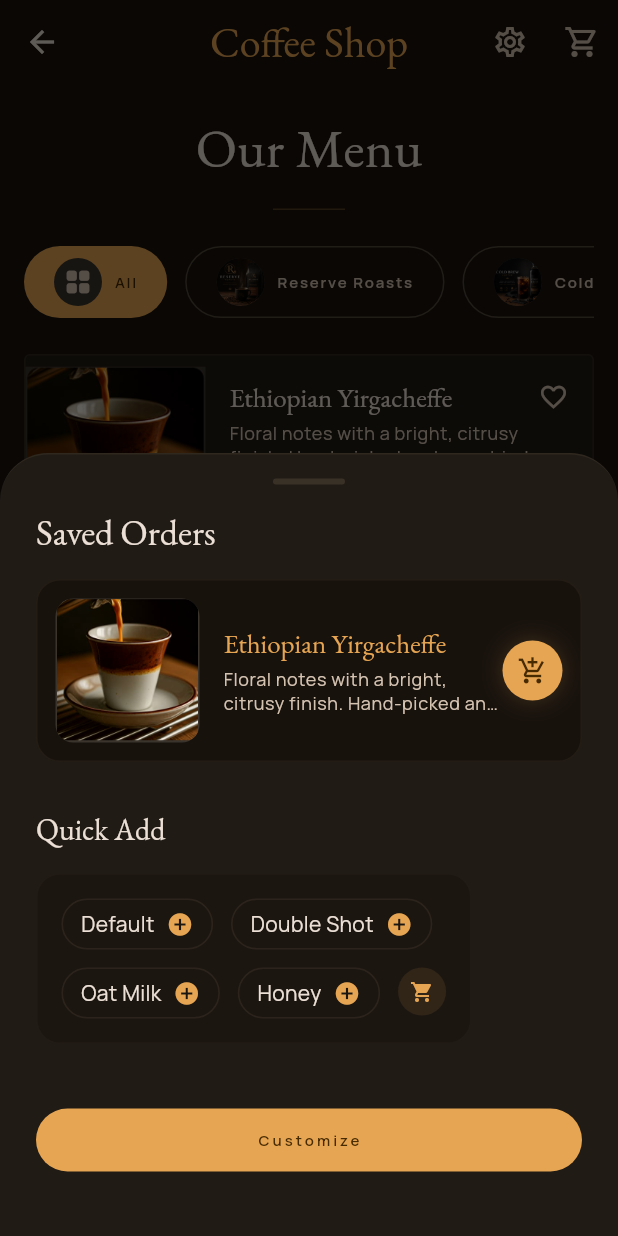
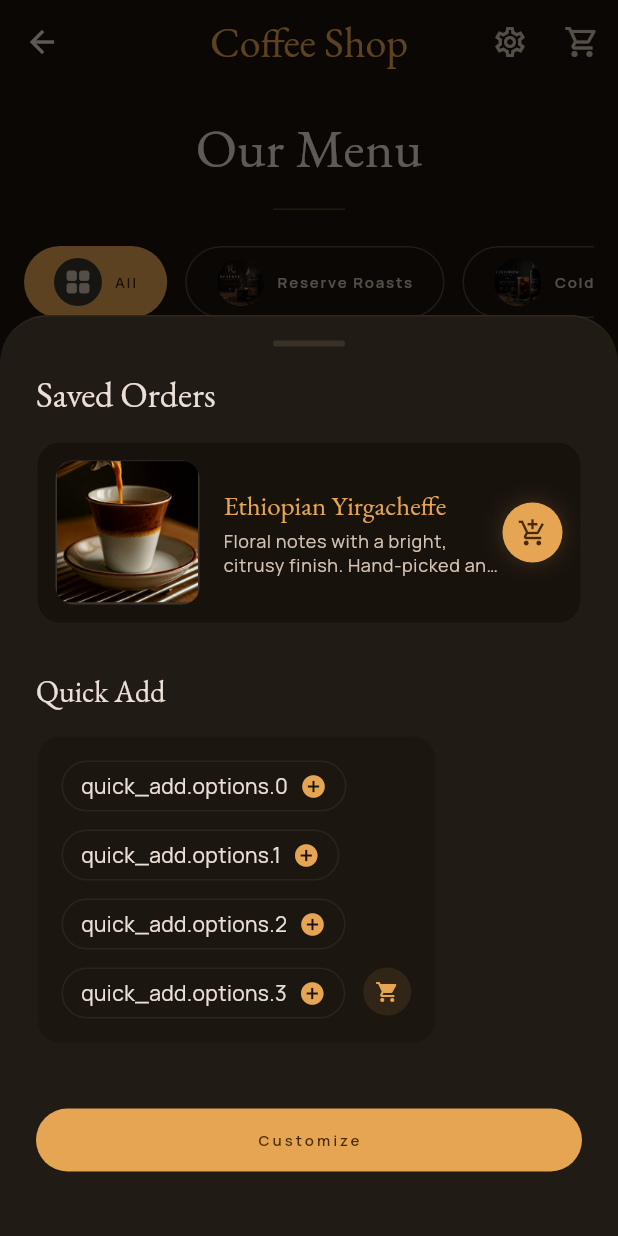
Before and after one commit to helkayal/coffeeshop_app, a Flutter app: the MainShell screen opened by its route, item 2 of the bottom bar chosen, after a tap on the "add shopping cart" icon, on a phone screen of 412 x 824 dp. Run offline on Flutter 3.47's test engine with Material 3 defaults, Android fonts, the light colour scheme and no system bars; our stand-ins replace dio, easy_localization, equatable, flutter_bloc, get_it, google_fonts and 1 more; accounts and stored records are empty; network calls fail.

Commit message:
refactor and improvement

```diff
--- a/lib/core/theme/app_design_constants.dart
+++ b/lib/core/theme/app_design_constants.dart
@@ -1,6 +1,4 @@
 import 'package:flutter/material.dart';
-
-import 'app_colors.dart';
 
 class AppDesignConstants {
   // Spacing
@@ -18,10 +16,10 @@ class AppDesignConstants {
   static final BorderRadius radiusXl = BorderRadius.circular(borderRadiusXl);
   static final BorderRadius radius2xl = BorderRadius.circular(borderRadius2xl);
 
-  // Elevation / Shadows
+  // Elevation / Shadows — use 10% black, theme-neutral
   static final List<BoxShadow> softShadow = [
     BoxShadow(
-      color: AppColors.lightShadow,
+      color: const Color(0x1A000000),
       offset: const Offset(0, 2),
       blurRadius: 16,
     ),
--- a/lib/core/widgets/quick_add_overlay.dart
+++ b/lib/core/widgets/quick_add_overlay.dart
@@ -70,7 +70,7 @@ class QuickAddOverlay extends StatelessWidget {
               const SizedBox(height: 32),
               Text('quick_add.quick_add'.tr(), style: tt.headlineMedium?.copyWith(fontSize: 20, color: cs.onSurface)),
               const SizedBox(height: 16),
-              const QuickAddOptions(options: ['Default', 'Double Shot', 'Oat Milk', 'Honey']),
+              QuickAddOptions(options: List.generate(4, (i) => 'quick_add.options.$i'.tr())),
               const SizedBox(height: 40),
               SizedBox(
                 width: double.infinity,
--- a/lib/features/auth/presentation/widgets/profile_picture_widget.dart
+++ b/lib/features/auth/presentation/widgets/profile_picture_widget.dart
@@ -16,6 +16,7 @@ class ProfilePictureWidget extends StatelessWidget {
               ? 'assets/images/female_placeholder.png'
               : 'assets/images/male_placeholder.png',
           width: 120,
+          errorBuilder: (_, _, _) => const Icon(Icons.person, size: 60),
         ),
         Positioned(
           bottom: 0,
--- a/lib/features/checkout/presentation/screens/payment_screen.dart
+++ b/lib/features/checkout/presentation/screens/payment_screen.dart
@@ -1,6 +1,8 @@
 import 'package:flutter/material.dart';
+import 'package:flutter_bloc/flutter_bloc.dart';
 import 'package:easy_localization/easy_localization.dart';
 
+import '../../../../features/home/presentation/cubit/home_cubit.dart';
 import '../widgets/credit_card_sheet.dart';
 import '../widgets/payment_option.dart';
 import '../widgets/payment_order_summary.dart';
@@ -77,7 +79,7 @@ class _PaymentScreenState extends State<PaymentScreen> {
         child: SizedBox(
           width: double.infinity,
           child: FilledButton.icon(
-            onPressed: () {},
+            onPressed: () => context.read<HomeCubit>().selectTab(0),
             icon: const Icon(Icons.check_circle, size: 20),
             label: Text('checkout.confirm_order'.tr()),
             style: FilledButton.styleFrom(padding: const EdgeInsets.symmetric(vertical: 16)),
--- a/lib/features/customization/presentation/screens/customization_screen.dart
+++ b/lib/features/customization/presentation/screens/customization_screen.dart
@@ -32,9 +32,9 @@ class CustomizationScreen extends StatelessWidget {
                 ],
               ),
               const SizedBox(height: 48),
-              SliderSection(title: 'customization.sweetness'.tr(), steps: 5, labels: const ['None', 'Light', 'Standard', 'Extra', 'Heavy'], initial: 2),
+              SliderSection(title: 'customization.sweetness'.tr(), steps: 5, labels: List.generate(5, (i) => 'customization.sweetness_labels.$i'.tr()), initial: 2),
               const SizedBox(height: 48),
-              SliderSection(title: 'customization.espresso_intensity'.tr(), steps: 4, labels: const ['Single', 'Double', 'Triple', 'Quad'], initial: 1),
+              SliderSection(title: 'customization.espresso_intensity'.tr(), steps: 4, labels: List.generate(4, (i) => 'customization.intensity_labels.$i'.tr()), initial: 1),
               const SizedBox(height: 48),
               _buildAdditions(tt),
             ]),
--- a/lib/features/home/presentation/screens/main_shell.dart
+++ b/lib/features/home/presentation/screens/main_shell.dart
@@ -40,6 +40,7 @@ class MainShell extends StatelessWidget {
     return BlocProvider(
       create: (_) => sl<MenuCubit>(),
       child: BlocBuilder<HomeCubit, HomeState>(
+        buildWhen: (prev, curr) => prev.tabIndex != curr.tabIndex || prev.hasSecondary != curr.hasSecondary,
         builder: (context, state) {
           return Scaffold(
             body: SafeArea(
--- a/lib/features/home/presentation/widgets/featured_item_card.dart
+++ b/lib/features/home/presentation/widgets/featured_item_card.dart
@@ -30,78 +30,47 @@ class FeaturedItemCard extends StatelessWidget {
         border: Border.all(color: cs.outlineVariant),
       ),
       clipBehavior: Clip.antiAlias,
-      child: Column(
-        crossAxisAlignment: CrossAxisAlignment.start,
-        children: [
-          ClipRRect(
-            borderRadius: BorderRadius.all(
-              Radius.circular(AppDesignConstants.borderRadius2xl),
-            ),
-            child: Padding(
-              padding: const EdgeInsets.symmetric(vertical: 5),
-              child: Center(
-                child: Image.asset(
-                  imagePath,
-                  height: MediaQuery.of(context).size.height * .25,
-                  fit: BoxFit.cover,
-                  errorBuilder: (_, _, _) =>
-                      Container(color: cs.surfaceContainerHighest),
+      child: Column(crossAxisAlignment: CrossAxisAlignment.start, children: [
+        _FeatureImage(imagePath: imagePath, color: cs.surfaceContainerHighest),
+        Expanded(
+          child: Padding(
+            padding: const EdgeInsets.symmetric(horizontal: 10),
+            child: Column(crossAxisAlignment: CrossAxisAlignment.start, children: [
+              Text(name, style: tt.displaySmall?.copyWith(fontSize: 20, fontWeight: FontWeight.w700, color: cs.onSurface)),
+              const SizedBox(height: 4),
+              Text(description, maxLines: 2, overflow: TextOverflow.ellipsis, style: tt.bodySmall?.copyWith(height: 1.625)),
+              const Spacer(),
+              Row(mainAxisAlignment: MainAxisAlignment.spaceBetween, children: [
+                Text(price, style: tt.bodyLarge?.copyWith(fontSize: 20, fontWeight: FontWeight.w700, color: cs.primary)),
+                ActionButton(
+                  icon: Icons.add_shopping_cart, isPrimary: true,
+                  onPressed: () => QuickAddOverlay.show(context, productName: name, productDescription: description, productImage: imagePath, price: price),
                 ),
-              ),
-            ),
+              ]),
+              const SizedBox(height: 5),
+            ]),
           ),
-          Expanded(
-            child: Padding(
-              padding: const EdgeInsets.symmetric(horizontal: 10),
-              child: Column(
-                crossAxisAlignment: CrossAxisAlignment.start,
-                children: [
-                  Text(
-                    name,
-                    style: tt.displaySmall?.copyWith(
-                      fontSize: 20,
-                      fontWeight: FontWeight.w700,
-                      color: cs.onSurface,
-                    ),
-                  ),
-                  const SizedBox(height: 4),
-                  Text(
-                    description,
-                    maxLines: 2,
-                    overflow: TextOverflow.ellipsis,
-                    style: tt.bodySmall?.copyWith(height: 1.625),
-                  ),
-                  const Spacer(),
-                  Row(
-                    mainAxisAlignment: MainAxisAlignment.spaceBetween,
-                    children: [
-                      Text(
-                        price,
-                        style: tt.bodyLarge?.copyWith(
-                          fontSize: 20,
-                          fontWeight: FontWeight.w700,
-                          color: cs.primary,
-                        ),
-                      ),
-                      ActionButton(
-                        icon: Icons.add_shopping_cart,
-                        isPrimary: true,
-                        onPressed: () => QuickAddOverlay.show(
-                          context,
-                          productName: name,
-                          productDescription: description,
-                          productImage: imagePath,
-                          price: price,
-                        ),
-                      ),
-                    ],
-                  ),
-                  const SizedBox(height: 5),
-                ],
-              ),
-            ),
-          ),
-        ],
+        ),
+      ]),
+    );
+  }
+}
+
+class _FeatureImage extends StatelessWidget {
+  final String imagePath;
+  final Color color;
+  const _FeatureImage({required this.imagePath, required this.color});
+
+  @override
+  Widget build(BuildContext context) {
+    return ClipRRect(
+      borderRadius: BorderRadius.all(Radius.circular(AppDesignConstants.borderRadius2xl)),
+      child: Padding(
+        padding: const EdgeInsets.symmetric(vertical: 5),
+        child: Center(
+          child: Image.asset(imagePath, height: MediaQuery.of(context).size.height * .25,
+              fit: BoxFit.cover, errorBuilder: (_, _, _) => Container(color: color)),
+        ),
       ),
     );
   }
--- a/lib/features/menu/presentation/cubit/menu_cubit.dart
+++ b/lib/features/menu/presentation/cubit/menu_cubit.dart
@@ -1,4 +1,5 @@
 import 'package:flutter_bloc/flutter_bloc.dart';
+import 'package:easy_localization/easy_localization.dart';
 
 import '../../domain/usecases/get_categories.dart';
 import '../../domain/usecases/get_products.dart';
@@ -30,7 +31,7 @@ class MenuCubit extends Cubit<MenuState> {
         (f) => f.message,
         (_) => '',
       );
-      emit(MenuError(message.isNotEmpty ? message : 'Failed to load menu'));
+      emit(MenuError(message.isNotEmpty ? message : tr('menu_screen.error_load')));
       return;
     }
 
--- a/lib/features/menu/presentation/screens/menu_screen.dart
+++ b/lib/features/menu/presentation/screens/menu_screen.dart
@@ -61,14 +61,11 @@ class _MenuScreenState extends State<MenuScreen> {
             onSelected: (id) => context.read<MenuCubit>().selectCategory(id),
           ),
           const SizedBox(height: 24),
-          ListView.separated(
-            shrinkWrap: true,
-            physics: const NeverScrollableScrollPhysics(),
-            itemCount: products.length,
-            separatorBuilder: (_, _) => const SizedBox(height: 16),
-            itemBuilder: (_, index) =>
-                ProductListItem(product: products[index]),
-          ),
+          for (final p in products)
+            Padding(
+              padding: const EdgeInsets.only(bottom: 16),
+              child: ProductListItem(product: p),
+            ),
           const SizedBox(height: 96),
         ],
       ),
--- a/lib/features/menu/presentation/widgets/category_chips.dart
+++ b/lib/features/menu/presentation/widgets/category_chips.dart
@@ -2,6 +2,7 @@ import 'package:flutter/material.dart';
 import 'package:easy_localization/easy_localization.dart';
 
 import '../../domain/entities/category.dart';
+import 'chip_item.dart';
 
 class CategoryChips extends StatelessWidget {
   final List<Category> categories;
@@ -17,9 +18,6 @@ class CategoryChips extends StatelessWidget {
 
   @override
   Widget build(BuildContext context) {
-    final cs = Theme.of(context).colorScheme;
-    final tt = Theme.of(context).textTheme;
-
     return SizedBox(
       height: 48,
       child: ListView.separated(
@@ -28,88 +26,22 @@ class CategoryChips extends StatelessWidget {
         separatorBuilder: (_, _) => const SizedBox(width: 12),
         itemBuilder: (_, index) {
           if (index == 0) {
-            return _buildChip(
-              context,
-              cs,
-              tt,
-              'menu_screen.all'.tr(),
-              null,
-              selectedId == null,
+            return ChipItem(
+              label: 'menu_screen.all'.tr(),
+              isSelected: selectedId == null,
               onTap: () => onSelected(null),
             );
           }
-
           final category = categories[index - 1];
           final isSelected = category.id == selectedId;
-          return _buildChip(
-            context,
-            cs,
-            tt,
-            category.name,
-            category.imagePath,
-            isSelected,
+          return ChipItem(
+            label: category.name,
+            imagePath: category.imagePath,
+            isSelected: isSelected,
             onTap: () => onSelected(isSelected ? null : category.id),
           );
         },
       ),
     );
   }
-
-  Widget _buildChip(
-    BuildContext context,
-    ColorScheme cs,
-    TextTheme tt,
-    String label,
-    String? imagePath,
-    bool isSelected, {
-    VoidCallback? onTap,
-  }) {
-    return GestureDetector(
-      onTap: onTap ?? (() {}),
-      child: Container(
-        padding: const EdgeInsets.symmetric(horizontal: 20, vertical: 7),
-        decoration: BoxDecoration(
-          color: isSelected ? cs.primary : Colors.transparent,
-          borderRadius: BorderRadius.circular(24),
-          border: isSelected ? null : Border.all(color: cs.outlineVariant),
-        ),
-        child: Row(
-          mainAxisSize: MainAxisSize.min,
-          children: [
-            Container(
-              width: 32,
-              height: 32,
-              decoration: BoxDecoration(
-                shape: BoxShape.circle,
-                color: cs.surfaceContainerHighest,
-              ),
-              clipBehavior: Clip.antiAlias,
-              child: imagePath != null
-                  ? Image.asset(
-                      imagePath,
-                      fit: BoxFit.cover,
-                      errorBuilder: (_, _, _) => Icon(
-                        Icons.category,
-                        size: 20,
-                        color: cs.onSurfaceVariant,
-                      ),
-                    )
-                  : Icon(
-                      Icons.grid_view_rounded,
-                      size: 20,
-                      color: cs.onSurfaceVariant,
-                    ),
-            ),
-            const SizedBox(width: 8),
-            Text(
-              label,
-              style: tt.labelLarge?.copyWith(
-                color: isSelected ? cs.onPrimary : cs.onSurfaceVariant,
-              ),
-            ),
-          ],
-        ),
-      ),
-    );
-  }
 }
--- /dev/null
+++ b/lib/features/menu/presentation/widgets/chip_item.dart
@@ -0,0 +1,51 @@
+import 'package:flutter/material.dart';
+
+class ChipItem extends StatelessWidget {
+  final String label;
+  final String? imagePath;
+  final bool isSelected;
+  final VoidCallback? onTap;
+
+  const ChipItem({
+    super.key,
+    required this.label,
+    this.imagePath,
+    required this.isSelected,
+    this.onTap,
+  });
+
+  @override
+  Widget build(BuildContext context) {
+    final cs = Theme.of(context).colorScheme;
+    final tt = Theme.of(context).textTheme;
+
+    return GestureDetector(
+      onTap: onTap,
+      child: Container(
+        padding: const EdgeInsets.symmetric(horizontal: 20, vertical: 7),
+        decoration: BoxDecoration(
+          color: isSelected ? cs.primary : Colors.transparent,
+          borderRadius: BorderRadius.circular(24),
+          border: isSelected ? null : Border.all(color: cs.outlineVariant),
+        ),
+        child: Row(mainAxisSize: MainAxisSize.min, children: [
+          Container(
+            width: 32, height: 32,
+            decoration: BoxDecoration(
+              shape: BoxShape.circle,
+              color: cs.surfaceContainerHighest,
+            ),
+            clipBehavior: Clip.antiAlias,
+            child: imagePath != null
+                ? Image.asset(imagePath!, fit: BoxFit.cover,
+                    errorBuilder: (_, _, _) => Icon(Icons.category, size: 20, color: cs.onSurfaceVariant))
+                : Icon(Icons.grid_view_rounded, size: 20, color: cs.onSurfaceVariant),
+          ),
+          const SizedBox(width: 8),
+          Text(label, style: tt.labelLarge?.copyWith(
+              color: isSelected ? cs.onPrimary : cs.onSurfaceVariant)),
+        ]),
+      ),
+    );
+  }
+}
--- a/lib/features/menu/presentation/widgets/product_list_item.dart
+++ b/lib/features/menu/presentation/widgets/product_list_item.dart
@@ -24,89 +24,61 @@ class ProductListItem extends StatelessWidget {
       ),
       clipBehavior: Clip.antiAlias,
       child: IntrinsicHeight(
-        child: Row(
-          children: [
+        child: Row(children: [
           Container(
-              width: 120,
-              color: cs.surfaceContainerHighest,
-              child: Image.asset(
-                product.imagePath,
-                fit: BoxFit.cover,
-                errorBuilder: (_, _, _) =>
-                    Container(color: cs.surfaceContainerHighest),
-              ),
+            width: 120, color: cs.surfaceContainerHighest,
+            child: Image.asset(product.imagePath, fit: BoxFit.cover,
+                errorBuilder: (_, _, _) => Container(color: cs.surfaceContainerHighest)),
           ),
           Expanded(
             child: Padding(
               padding: const EdgeInsets.all(16),
-                child: Column(
-                  crossAxisAlignment: CrossAxisAlignment.start,
-                  children: [
-                    Row(
-                      children: [
+              child: Column(crossAxisAlignment: CrossAxisAlignment.start, children: [
+                Row(children: [
                   Expanded(
-                          child: Text(
-                            product.name,
-                            style: tt.headlineMedium?.copyWith(
-                              fontSize: 18,
-                              color: cs.onSurface,
+                    child: Text(product.name,
+                        style: tt.headlineMedium?.copyWith(fontSize: 18, color: cs.onSurface)),
+                  ),
+                  Icon(Icons.favorite_border, color: cs.onSurfaceVariant, size: 20),
+                ]),
+                const SizedBox(height: 4),
+                Text(product.description, maxLines: 2, overflow: TextOverflow.ellipsis, style: tt.bodySmall),
+                const SizedBox(height: 12),
+                _ProductActions(product: product),
+              ]),
             ),
           ),
-                        ),
-                        Icon(
-                          Icons.favorite_border,
-                          color: cs.onSurfaceVariant,
-                          size: 20,
-                        ),
-                      ],
-                    ),
-                    const SizedBox(height: 4),
-                    Text(
-                      product.description,
-                      maxLines: 2,
-                      overflow: TextOverflow.ellipsis,
-                      style: tt.bodySmall,
-                    ),
-                    const SizedBox(height: 12),
-                    Row(
-                      mainAxisAlignment: MainAxisAlignment.spaceBetween,
-                      children: [
-                        GestureDetector(
-                          onTap: () => context.read<HomeCubit>().pushSecondary(const CustomizationRoute()),
-                          child: Text(
-                            'menu_screen.view_more'.tr(),
-                            style: tt.labelLarge?.copyWith(color: cs.primary),
-                          ),
-                        ),
-                        Container(
-                          width: 32,
-                          height: 32,
-                          decoration: BoxDecoration(
-                            color: cs.primary.withAlpha(26),
-                            shape: BoxShape.circle,
-                          ),
-                          child: IconButton(
-                            padding: EdgeInsets.zero,
-                            iconSize: 16,
-                            onPressed: () => QuickAddOverlay.show(
-                              context,
-                              productName: product.name,
-                              productDescription: product.description,
-                              productImage: product.imagePath,
-                              price: '\$${product.basePrice.toStringAsFixed(2)}',
-                            ),
-                            icon: Icon(Icons.add_shopping_cart, color: cs.primary),
-                          ),
-                        ),
-                      ],
-                    ),
-                  ],
-                ),
-              ),
-            ),
-          ],
-        ),
+        ]),
       ),
     );
   }
 }
+
+class _ProductActions extends StatelessWidget {
+  final Product product;
+  const _ProductActions({required this.product});
+
+  @override
+  Widget build(BuildContext context) {
+    final cs = Theme.of(context).colorScheme;
+    final tt = Theme.of(context).textTheme;
+
+    return Row(mainAxisAlignment: MainAxisAlignment.spaceBetween, children: [
+      GestureDetector(
+        onTap: () => context.read<HomeCubit>().pushSecondary(const CustomizationRoute()),
+        child: Text('menu_screen.view_more'.tr(), style: tt.labelLarge?.copyWith(color: cs.primary)),
+      ),
+      Container(
+        width: 32, height: 32,
+        decoration: BoxDecoration(color: cs.primary.withAlpha(26), shape: BoxShape.circle),
+        child: IconButton(
+          padding: EdgeInsets.zero, iconSize: 16,
+          onPressed: () => QuickAddOverlay.show(context,
+            productName: product.name, productDescription: product.description,
+            productImage: product.imagePath, price: '\$${product.basePrice.toStringAsFixed(2)}'),
+          icon: Icon(Icons.add_shopping_cart, color: cs.primary),
+        ),
+      ),
+    ]);
+  }
+}
--- a/lib/features/onboarding/presentation/cubit/onboarding_state.dart
+++ b/lib/features/onboarding/presentation/cubit/onboarding_state.dart
@@ -8,9 +8,9 @@ sealed class OnboardingState extends Equatable {
   List<Object?> get props => [];
 }
 
-class OnboardingInitial extends OnboardingState {}
+class OnboardingInitial extends OnboardingState { const OnboardingInitial(); }
 
-class OnboardingLoading extends OnboardingState {}
+class OnboardingLoading extends OnboardingState { const OnboardingLoading(); }
 
 class OnboardingLoaded extends OnboardingState {
   final List<OnboardingQuestion> questions;
--- a/lib/features/onboarding/presentation/widgets/question_page.dart
+++ b/lib/features/onboarding/presentation/widgets/question_page.dart
@@ -49,6 +49,7 @@ class QuestionPage extends StatelessWidget {
                   child: Image.asset(
                     question.imageUrl!,
                     width: MediaQuery.of(context).size.width * 0.6,
+                    errorBuilder: (_, _, _) => const Icon(Icons.image, size: 48),
                     height: MediaQuery.of(context).size.width * 0.5,
                     fit: BoxFit.fill,
                   ),
--- a/lib/features/settings/presentation/screens/settings_screen.dart
+++ b/lib/features/settings/presentation/screens/settings_screen.dart
@@ -37,7 +37,7 @@ class SettingsScreen extends StatelessWidget {
             borderRadius: BorderRadius.circular(16),
             border: Border.all(color: cs.outlineVariant.withAlpha(51)),
           ),
-          child: SettingsRow(icon: Icons.info, title: 'settings.about'.tr(), subtitle: 'Coffee Shop v1.0.0'),
+          child: SettingsRow(icon: Icons.info, title: 'settings.about'.tr(), subtitle: 'settings.version'.tr()),
         ),
       ]),
     );
```
Also changed, not shown: assets/translations/ar.json (+9 -4 lines), assets/translations/en.json (+9 -4 lines), lib/features/favorites/presentation/widgets/favorite_item_card.dart (+17 -55 lines), .claude/settings.local.json. Lines whose indentation alone changed are shown as unchanged.
